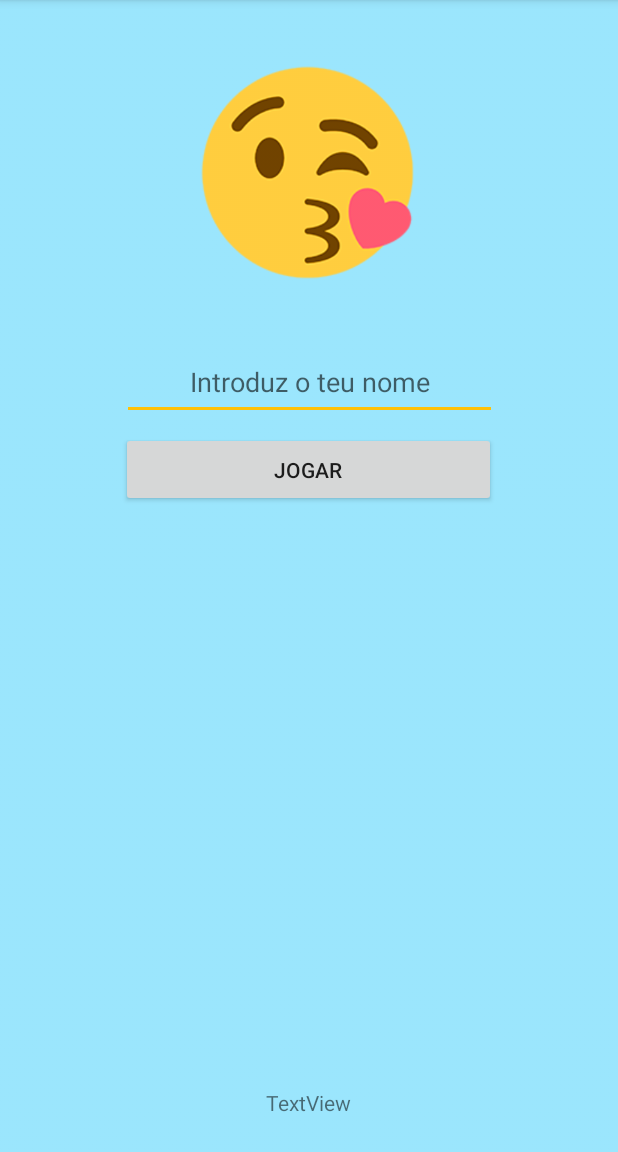
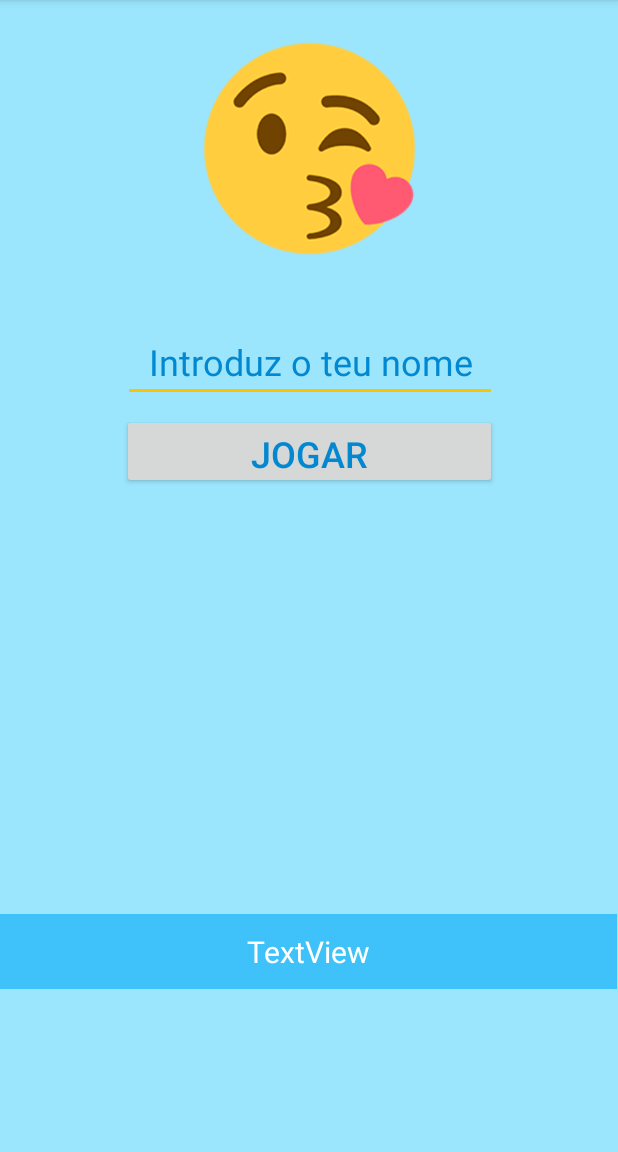
Before and after one commit to lpimentel/ContasKid, an Android app: the screen it shows after launch (MainActivity), on a phone screen of 412 x 824 dp, the part 84-1236 px from its top. Run offline under Robolectric (Android 15) with nearby library versions, the phone set to English and light mode, and no system bars.

Commit message:
Atividade inicial com layout desenvolvido.

```diff
--- a/app/src/main/res/layout/activity_main.xml
+++ b/app/src/main/res/layout/activity_main.xml
@@ -15,23 +15,22 @@
         android:layout_height="150dp"
         android:layout_marginStart="8dp"
         android:layout_marginLeft="8dp"
-        android:layout_marginTop="40dp"
+        android:layout_marginTop="24dp"
         android:layout_marginEnd="8dp"
         android:layout_marginRight="8dp"
         android:contentDescription="@string/app_name"
         app:layout_constraintEnd_toEndOf="parent"
-        app:layout_constraintHorizontal_bias="0.497"
         app:layout_constraintStart_toStartOf="parent"
         app:layout_constraintTop_toTopOf="parent"
         app:srcCompat="@drawable/ini3" />
 
     <EditText
         android:id="@+id/txt_nome"
-        android:layout_width="250dp"
+        android:layout_width="249dp"
         android:layout_height="50dp"
         android:layout_marginStart="8dp"
         android:layout_marginLeft="8dp"
-        android:layout_marginTop="40dp"
+        android:layout_marginTop="44dp"
         android:layout_marginEnd="8dp"
         android:layout_marginRight="8dp"
         android:ems="10"
@@ -39,7 +38,11 @@
         android:hint="@string/et_nome"
         android:importantForAutofill="no"
         android:inputType="textPersonName"
+        android:textColor="@color/colorPrimaryDark"
+        android:textColorHint="@color/colorPrimaryDark"
+        android:textSize="24sp"
         app:layout_constraintEnd_toEndOf="parent"
+        app:layout_constraintHorizontal_bias="0.505"
         app:layout_constraintStart_toStartOf="parent"
         app:layout_constraintTop_toBottomOf="@+id/imageView_Personagem"
         tools:ignore="UnusedAttribute" />
@@ -48,20 +51,24 @@
         android:id="@+id/textView_BestScore"
         android:layout_width="411dp"
         android:layout_height="50dp"
-        android:layout_marginTop="156dp"
+        android:layout_marginTop="8dp"
         android:layout_marginBottom="8dp"
+        android:background="@drawable/fundoet"
         android:contentDescription="@string/app_name"
         android:gravity="center"
         android:text="TextView"
+        android:textColor="@android:color/background_light"
+        android:textColorHint="@android:color/background_light"
+        android:textSize="20sp"
         app:layout_constraintBottom_toBottomOf="parent"
         app:layout_constraintEnd_toEndOf="parent"
         app:layout_constraintHorizontal_bias="0.49"
         app:layout_constraintStart_toStartOf="parent"
-        app:layout_constraintTop_toBottomOf="@+id/boton"
-        app:layout_constraintVertical_bias="1.0" />
+        app:layout_constraintTop_toBottomOf="@+id/bt_jogar"
+        app:layout_constraintVertical_bias="0.732" />
 
     <Button
-        android:id="@+id/boton"
+        android:id="@+id/bt_jogar"
         android:layout_width="250dp"
         android:layout_height="50dp"
         android:layout_marginStart="8dp"
@@ -69,11 +76,13 @@
         android:layout_marginTop="8dp"
         android:layout_marginEnd="8dp"
         android:layout_marginRight="8dp"
-        android:text="@string/boton"
+        android:text="@string/bt_jogar"
+        android:textColor="@color/colorPrimaryDark"
+        android:textColorHint="@color/colorPrimaryDark"
+        android:textSize="24sp"
         app:layout_constraintEnd_toEndOf="parent"
-        app:layout_constraintHorizontal_bias="0.496"
         app:layout_constraintStart_toStartOf="parent"
         app:layout_constraintTop_toBottomOf="@+id/txt_nome"
-        tools:text="@string/boton" />
+        tools:text="@string/bt_jogar" />
 
 </android.support.constraint.ConstraintLayout>
--- a/app/src/main/res/values/colors.xml
+++ b/app/src/main/res/values/colors.xml
@@ -1,6 +1,6 @@
 <?xml version="1.0" encoding="utf-8"?>
 <resources>
     <color name="colorPrimary">#03A9F4</color>
-    <color name="colorPrimaryDark">#0288D1</color>
-    <color name="colorAccent">#FFC107</color>
+    <color name="colorPrimaryDark">#0288d1</color>
+    <color name="colorAccent">#ffc107</color>
 </resources>
--- a/app/src/main/res/values/strings.xml
+++ b/app/src/main/res/values/strings.xml
@@ -1,5 +1,5 @@
 <resources>
     <string name="app_name">ContasKid</string>
     <string name="et_nome">Introduz o teu nome</string>
-    <string name="boton">Jogar</string>
+    <string name="bt_jogar">Jogar</string>
 </resources>
```
